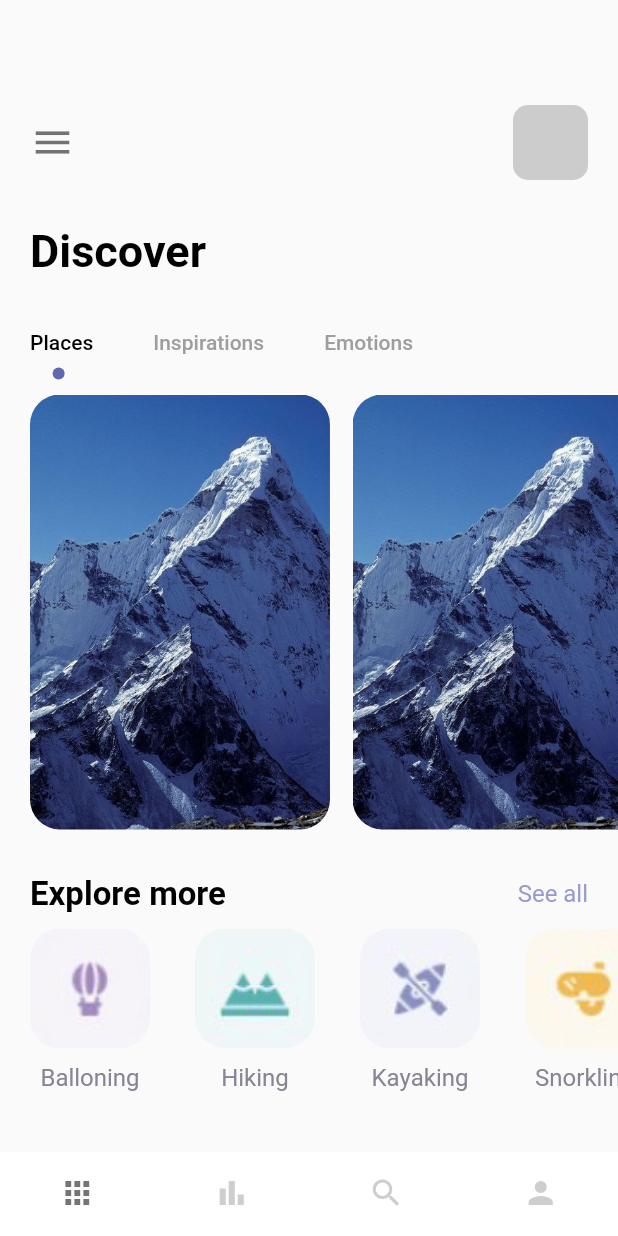
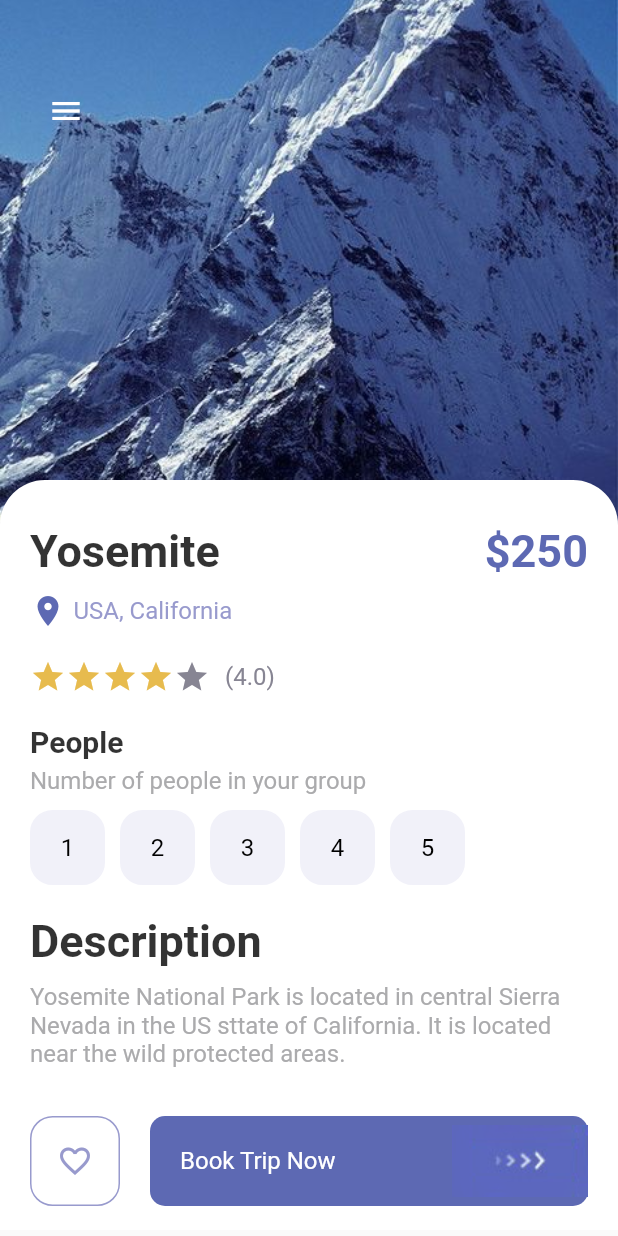
Before and after one commit to porterneon/travel_app, a Flutter app: the screen it shows after launch, on a phone screen of 412 x 824 dp. Run offline on Flutter 3.47's test engine with Material 2 defaults, Android fonts, the phone set to English and light mode, and no system bars.

Commit message:
add detail page

```diff
--- a/lib/main.dart
+++ b/lib/main.dart
@@ -1,5 +1,5 @@
 import 'package:flutter/material.dart';
-import 'package:travel_app/pages/navpages/main_page.dart';
+import 'package:travel_app/pages/detail_page.dart';
 
 void main() {
   runApp(const MyApp());
@@ -16,7 +16,7 @@ class MyApp extends StatelessWidget {
       theme: ThemeData(
         primarySwatch: Colors.blue,
       ),
-      home: const MainPage(),
+      home: const DetailPage(),
     );
   }
 }
--- /dev/null
+++ b/lib/pages/detail_page.dart
@@ -0,0 +1,217 @@
+import 'package:flutter/material.dart';
+import 'package:travel_app/misc/colors.dart';
+import 'package:travel_app/widgets/app_buttons.dart';
+import 'package:travel_app/widgets/app_large_text.dart';
+import 'package:travel_app/widgets/app_text.dart';
+import 'package:travel_app/widgets/responsive_button.dart';
+
+class DetailPage extends StatefulWidget {
+  const DetailPage({super.key});
+
+  @override
+  State<DetailPage> createState() => _DetailPageState();
+}
+
+class _DetailPageState extends State<DetailPage> {
+  int gottenStars = 4;
+  int selectedIndex = -1;
+
+  @override
+  Widget build(BuildContext context) {
+    return Scaffold(
+      body: Container(
+        width: double.maxFinite,
+        height: double.maxFinite,
+        child: Stack(
+          children: [
+            Positioned(
+              left: 0,
+              right: 0,
+              child: Container(
+                width: double.maxFinite,
+                height: 350,
+                decoration: BoxDecoration(
+                  image: DecorationImage(
+                    image: AssetImage("img/mountain.jpeg"),
+                    fit: BoxFit.cover,
+                  ),
+                ),
+              ),
+            ),
+            Positioned(
+              left: 20,
+              top: 50,
+              child: Row(
+                children: [
+                  IconButton(
+                    onPressed: () {},
+                    icon: Icon(Icons.menu),
+                    color: Colors.white,
+                  ),
+                ],
+              ),
+            ),
+            Positioned(
+              top: 320,
+              child: Container(
+                padding: const EdgeInsets.only(left: 20, right: 20, top: 30),
+                width: MediaQuery.of(context).size.width,
+                height: 500,
+                decoration: BoxDecoration(
+                  color: Colors.white,
+                  borderRadius: BorderRadius.only(
+                    topLeft: Radius.circular(30),
+                    topRight: Radius.circular(30),
+                  ),
+                ),
+                child: Column(
+                  crossAxisAlignment: CrossAxisAlignment.start,
+                  children: [
+                    Row(
+                      mainAxisAlignment: MainAxisAlignment.spaceBetween,
+                      children: [
+                        AppLargeText(
+                          text: "Yosemite",
+                          color: Colors.black.withOpacity(0.8),
+                        ),
+                        AppLargeText(
+                          text: "\$250",
+                          color: AppColors.mainColor,
+                        ),
+                      ],
+                    ),
+                    SizedBox(
+                      height: 10,
+                    ),
+                    Row(
+                      children: [
+                        Icon(
+                          Icons.location_on,
+                          color: AppColors.mainColor,
+                        ),
+                        SizedBox(
+                          width: 5,
+                        ),
+                        AppText(
+                          text: "USA, California",
+                          color: AppColors.textColor1,
+                        ),
+                      ],
+                    ),
+                    SizedBox(
+                      height: 20,
+                    ),
+                    Row(
+                      children: [
+                        Wrap(
+                          children: List.generate(5, (index) {
+                            return Icon(
+                              Icons.star,
+                              color: index < gottenStars
+                                  ? AppColors.starColor
+                                  : AppColors.textColor2,
+                            );
+                          }),
+                        ),
+                        SizedBox(
+                          width: 10,
+                        ),
+                        AppText(
+                          text: "(4.0)",
+                          color: AppColors.textColor2,
+                        )
+                      ],
+                    ),
+                    SizedBox(
+                      height: 20,
+                    ),
+                    AppLargeText(
+                      text: "People",
+                      size: 20,
+                      color: Colors.black.withOpacity(0.8),
+                    ),
+                    SizedBox(
+                      height: 5,
+                    ),
+                    AppText(
+                      text: "Number of people in your group",
+                      color: AppColors.mainTextColor,
+                    ),
+                    SizedBox(
+                      height: 10,
+                    ),
+                    Wrap(
+                      children: List.generate(5, (index) {
+                        return InkWell(
+                          onTap: () {
+                            setState(() {
+                              selectedIndex = index;
+                            });
+                          },
+                          child: Container(
+                            margin: const EdgeInsets.only(right: 10),
+                            child: AppButtons(
+                              color: selectedIndex == index
+                                  ? Colors.white
+                                  : Colors.black,
+                              backgroundColor: selectedIndex == index
+                                  ? Colors.black
+                                  : AppColors.buttonBackground,
+                              borderColor: selectedIndex == index
+                                  ? Colors.black
+                                  : AppColors.buttonBackground,
+                              size: 50,
+                              text: (index + 1).toString(),
+                            ),
+                          ),
+                        );
+                      }),
+                    ),
+                    SizedBox(
+                      height: 20,
+                    ),
+                    AppLargeText(
+                      text: "Description",
+                      color: Colors.black.withOpacity(0.8),
+                    ),
+                    SizedBox(
+                      height: 10,
+                    ),
+                    AppText(
+                        text:
+                            "Yosemite National Park is located in central Sierra Nevada in the US sttate of California. It is located near the wild protected areas.",
+                        color: AppColors.mainTextColor),
+                  ],
+                ),
+              ),
+            ),
+            Positioned(
+              bottom: 20,
+              left: 20,
+              right: 20,
+              child: Row(
+                children: [
+                  AppButtons(
+                    color: AppColors.textColor1,
+                    backgroundColor: Colors.white,
+                    borderColor: AppColors.textColor1,
+                    size: 60,
+                    isIcon: true,
+                    icon: Icons.favorite_border,
+                  ),
+                  SizedBox(
+                    width: 20,
+                  ),
+                  ResponsiveButton(
+                    isResponsive: true,
+                    text: "Book Trip Now",
+                  )
+                ],
+              ),
+            ),
+          ],
+        ),
+      ),
+    );
+  }
+}
--- a/lib/pages/navpages/main_page.dart
+++ b/lib/pages/navpages/main_page.dart
@@ -1,6 +1,6 @@
 import 'package:flutter/material.dart';
 import 'package:travel_app/pages/navpages/bar_item_page.dart';
-import 'package:travel_app/pages/navpages/home_page.dart';
+import 'package:travel_app/pages/home_page.dart';
 import 'package:travel_app/pages/navpages/my_page.dart';
 import 'package:travel_app/pages/navpages/search_page.dart';
 
--- /dev/null
+++ b/lib/widgets/app_buttons.dart
@@ -0,0 +1,52 @@
+import 'package:flutter/material.dart';
+import 'package:travel_app/widgets/app_text.dart';
+
+class AppButtons extends StatelessWidget {
+  final Color color;
+  final Color backgroundColor;
+  double size;
+  final Color borderColor;
+  String? text;
+  IconData? icon;
+  bool? isIcon;
+
+  AppButtons({
+    super.key,
+    this.isIcon = false,
+    this.text = "",
+    this.icon,
+    required this.color,
+    required this.backgroundColor,
+    required this.borderColor,
+    required this.size,
+  });
+
+  @override
+  Widget build(BuildContext context) {
+    return Container(
+      width: size,
+      height: size,
+      decoration: BoxDecoration(
+        border: Border.all(
+          color: borderColor,
+          width: 1.0,
+        ),
+        borderRadius: BorderRadius.circular(15),
+        color: backgroundColor,
+      ),
+      child: isIcon == false
+          ? Center(
+              child: AppText(
+                text: text!,
+                color: color,
+              ),
+            )
+          : Center(
+              child: Icon(
+                icon,
+                color: color,
+              ),
+            ),
+    );
+  }
+}
--- a/lib/widgets/responsive_button.dart
+++ b/lib/widgets/responsive_button.dart
@@ -1,31 +1,47 @@
 import 'package:flutter/material.dart';
 import 'package:travel_app/misc/colors.dart';
+import 'package:travel_app/widgets/app_text.dart';
 
 // ignore: must_be_immutable
 class ResponsiveButton extends StatelessWidget {
   bool? isResponsive;
   double? width;
+  String? text = "";
 
   ResponsiveButton({
     super.key,
-    this.width,
+    this.width = 120,
+    this.text,
     this.isResponsive = false,
   });
 
   @override
   Widget build(BuildContext context) {
-    return Container(
-      width: width,
+    return Flexible(
+      child: Container(
+        width: isResponsive == true ? double.maxFinite : width,
         height: 60,
         decoration: BoxDecoration(
           borderRadius: BorderRadius.circular(10),
           color: AppColors.mainColor,
         ),
         child: Row(
-        mainAxisAlignment: MainAxisAlignment.center,
+          mainAxisAlignment: isResponsive == true
+              ? MainAxisAlignment.spaceBetween
+              : MainAxisAlignment.center,
           children: [
+            isResponsive == true
+                ? Container(
+                    margin: const EdgeInsets.only(left: 20),
+                    child: AppText(
+                      text: text!,
+                      color: Colors.white,
+                    ),
+                  )
+                : Container(),
             Image.asset("img/button-one.png"),
           ],
+        ),
       ),
     );
   }
```
Also changed, not shown: lib/pages/home_page.dart (renamed from lib/pages/navpages/home_page.dart). Lines whose indentation alone changed are shown as unchanged.
